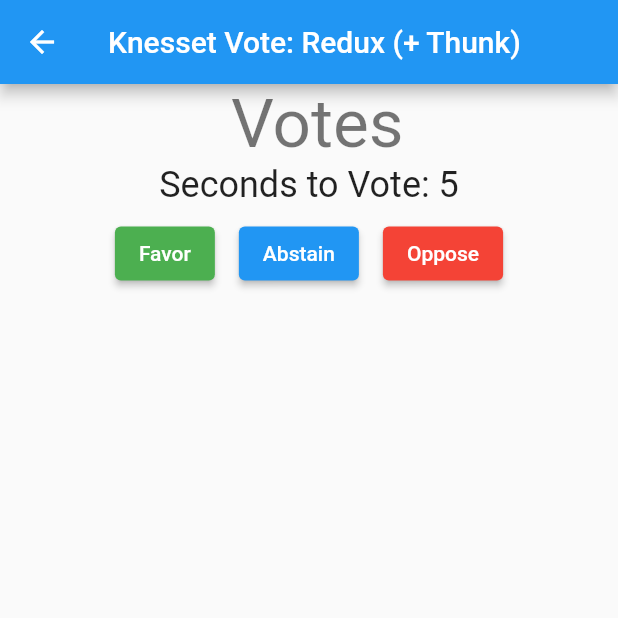
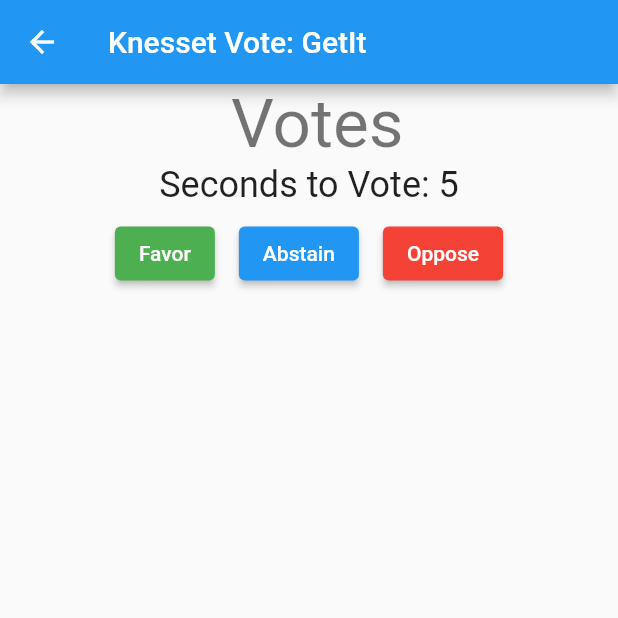
Before and after one commit to arielbh/flutter_state_session, a Flutter app: the MkVoteWidget screen opened directly with empty values, on a phone screen of 412 x 824 dp, the top half of it. Run offline on Flutter 3.47's test engine with Material 2 defaults, Android fonts, the phone set to English and light mode, and no system bars; our stand-ins replace get_it, get_it_mixin.

Commit message:
Step5: GetIt

```diff
--- a/lib/app_bar.dart
+++ b/lib/app_bar.dart
@@ -1,7 +1,7 @@
 import 'package:flutter/material.dart';
 import 'package:flutter/widgets.dart';
 
-const appTitle = "Knesset Vote: Redux (+ Thunk)";
+const appTitle = "Knesset Vote: GetIt";
 
 class MyAppBar extends StatelessWidget implements PreferredSizeWidget {
   const MyAppBar({Key? key}) : super(key: key);
--- a/lib/models/app_state.dart
+++ /dev/null
@@ -1,14 +0,0 @@
-import 'package:knesset_app/models/mk.dart';
-import 'package:knesset_app/models/vote.dart';
-import 'package:knesset_app/reducers/members_reducer.dart';
-import 'package:knesset_app/reducers/vote_reducer.dart';
-
-class AppState {
-  final List<KnessetMember> members;
-  final Vote vote;
-  AppState(this.members, this.vote);
-}
-
-AppState appStateReducer(AppState state, dynamic action) {
-  return AppState(membersReducer(state.members, action), voteReducer(state.vote, action));
-}
--- a/lib/viewModels/totals_view_model.dart
+++ /dev/null
@@ -1,6 +0,0 @@
-import 'package:knesset_app/models/vote.dart';
-
-class TotalsViewModel {
-  final Vote vote;
-  TotalsViewModel(this.vote);
-}
--- a/lib/views/mk_vote_widget.dart
+++ b/lib/views/mk_vote_widget.dart
@@ -2,12 +2,10 @@ import 'dart:async';
 
 import 'package:flutter/material.dart';
 import 'package:flutter/widgets.dart';
-import 'package:flutter_redux/flutter_redux.dart';
 import 'package:knesset_app/app_bar.dart';
-import 'package:knesset_app/models/app_state.dart';
+import 'package:knesset_app/main.dart';
 import 'package:knesset_app/models/mk.dart';
 import 'package:knesset_app/models/vote.dart';
-import 'package:redux/redux.dart';
 
 class MkVoteWidget extends StatefulWidget {
   final KnessetMember member;
@@ -25,9 +23,7 @@ class _MkVoteWidgetState extends State<MkVoteWidget> {
     super.initState();
     _timer = Timer.periodic(Duration(seconds: 1), (timer) {
       if (_secondsToVote == 0) {
-        final store = StoreProvider.of<AppState>(context);
-
-        _onVote(store, VoteOptions.abstain);
+        _onVote(context, VoteOptions.abstain);
         return;
       }
       setState(() {
@@ -36,21 +32,19 @@ class _MkVoteWidgetState extends State<MkVoteWidget> {
     });
   }
 
-  Widget _createVoteButton(Store<AppState> store, VoteOptions vote) => Padding(
+  Widget _createVoteButton(BuildContext context, VoteOptions vote) => Padding(
       padding: const EdgeInsets.all(8.0),
       child: ElevatedButton(
           child: Text(vote.display),
           style: ButtonStyle(backgroundColor: MaterialStateProperty.all<Color>(vote.color)),
-          onPressed: () => _onVote(store, vote)));
+          onPressed: () => _onVote(context, vote)));
 
   @override
   Widget build(BuildContext context) {
     final theme = Theme.of(context);
-    final store = StoreProvider.of<AppState>(context);
-
     return WillPopScope(
       onWillPop: () async {
-        _onVote(store, VoteOptions.abstain);
+        _onVote(context, VoteOptions.abstain);
         return Future.value(false);
       },
       child: Scaffold(
@@ -70,9 +64,9 @@ class _MkVoteWidgetState extends State<MkVoteWidget> {
               style: theme.textTheme.headline5,
             ),
             Row(mainAxisAlignment: MainAxisAlignment.center, children: [
-              _createVoteButton(store, VoteOptions.favor),
-              _createVoteButton(store, VoteOptions.abstain),
-              _createVoteButton(store, VoteOptions.oppose)
+              _createVoteButton(context, VoteOptions.favor),
+              _createVoteButton(context, VoteOptions.abstain),
+              _createVoteButton(context, VoteOptions.oppose)
             ])
           ],
         ),
@@ -80,9 +74,9 @@ class _MkVoteWidgetState extends State<MkVoteWidget> {
     );
   }
 
-  void _onVote(Store<AppState> store, VoteOptions vote) {
+  void _onVote(BuildContext context, VoteOptions vote) {
     _timer.cancel();
-    store.dispatch(Map<KnessetMember, VoteOptions>()..[widget.member] = vote);
-    Navigator.pop(context);
+    locator<Vote>().addVote(widget.member, vote);
+    Navigator.pop(context, vote);
   }
 }
```
Also changed, not shown: lib/main.dart (+16 -27 lines), lib/reducers/members_reducer.dart (deleted, +0 -16 lines), lib/reducers/vote_reducer.dart (deleted, +0 -11 lines), lib/viewModels/list_view_model.dart (deleted, +0 -8 lines), lib/viewModels/main_view_model.dart (deleted, +0 -7 lines), lib/views/mk_list_widget.dart (+13 -14 lines), lib/views/vote_totals_widget.dart (+9 -11 lines), pubspec.yaml (+2 -6 lines), pubspec.lock, 1 other file.
